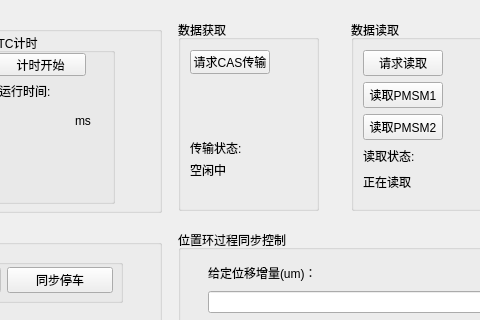
This is mainwindow.ui in whitekiteoversea/PCSyncController as Qt 5 draws it before an edit; both pictures show x 622 to 1102 and y 0 to 320 of the 1188 by 861 pixel window. The edited form follows.
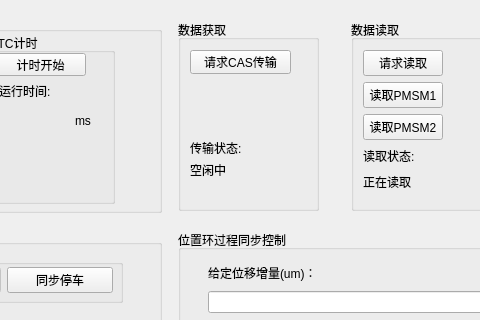
This is the edited form. Custom widgets are drawn as their Qt base class.

Patch:
```diff
--- a/mainwindow.ui
+++ b/mainwindow.ui
@@ -966,10 +966,16 @@
          <rect>
           <x>12</x>
           <y>30</y>
-          <width>80</width>
+          <width>101</width>
           <height>24</height>
          </rect>
         </property>
+        <property name="sizePolicy">
+         <sizepolicy hsizetype="Fixed" vsizetype="Fixed">
+          <horstretch>0</horstretch>
+          <verstretch>0</verstretch>
+         </sizepolicy>
+        </property>
         <property name="text">
          <string>请求CAS传输</string>
         </property>
@@ -979,7 +985,7 @@
          <rect>
           <x>12</x>
           <y>142</y>
-          <width>51</width>
+          <width>91</width>
           <height>16</height>
          </rect>
         </property>
@@ -1017,7 +1023,7 @@
          <rect>
           <x>12</x>
           <y>120</y>
-          <width>51</width>
+          <width>81</width>
           <height>16</height>
          </rect>
         </property>
```
